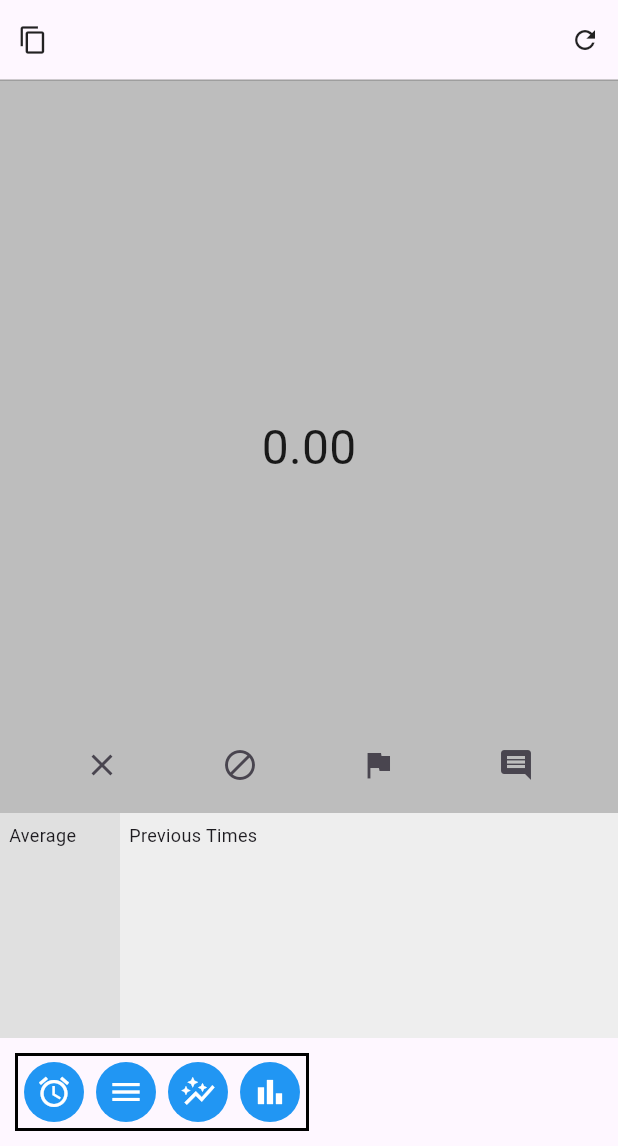
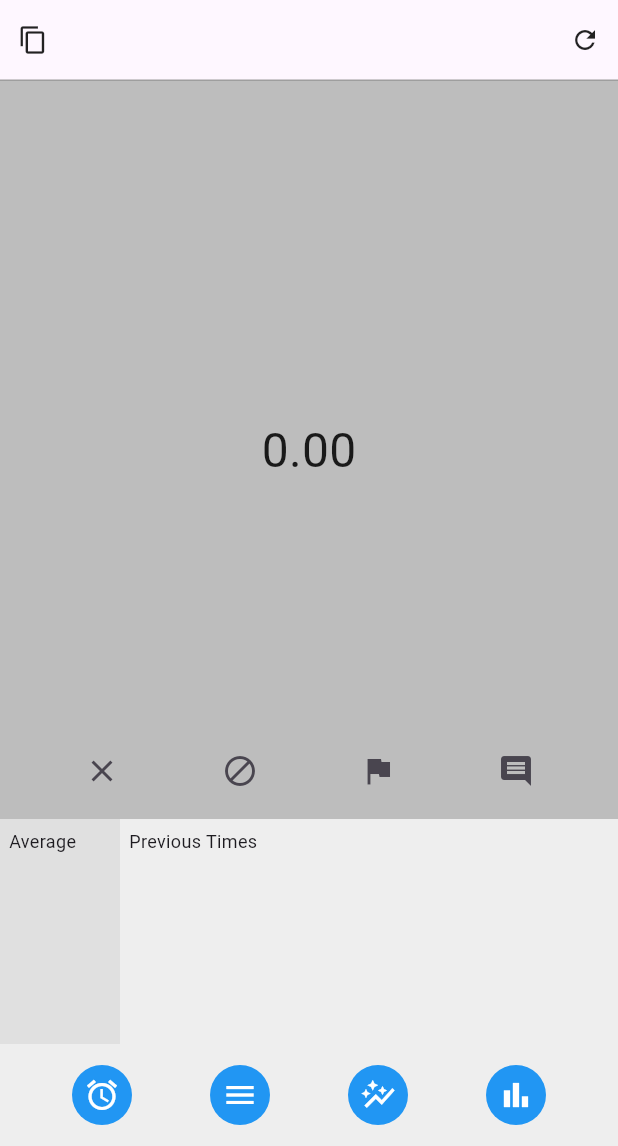
Before and after one commit to j4yu22/sctimer, a Flutter app: the screen it shows after launch, on a phone screen of 412 x 824 dp, the part 90-1236 px from its top. Run offline on Flutter 3.47's test engine with Material 3 defaults, Android fonts, the phone set to English and light mode, and no system bars; our stand-ins replace sqflite, sqflite_common_ffi, syncfusion_flutter_charts; accounts and stored records are empty.

Commit message:
updated the footer so its more spread out

```diff
--- a/lib/footer/footer_ui.dart
+++ b/lib/footer/footer_ui.dart
@@ -5,11 +5,10 @@ class Footer extends StatelessWidget {
 
   @override
   Widget build(BuildContext context) {
-    return Row(
-      children: [
-        Container(
-          decoration: BoxDecoration(border: Border.all(width: 2)),
-          margin: EdgeInsets.all(10),
+    return Container(
+      width: double.infinity,
+      color: Colors.grey[200], // optional: background color
+      padding: const EdgeInsets.symmetric(vertical: 10),
       child: Row(
         mainAxisAlignment: MainAxisAlignment.spaceEvenly,
         children: <Widget>[
@@ -55,8 +54,6 @@ class Footer extends StatelessWidget {
           ),
         ],
       ),
-        ),
-      ],
     );
   }
 }
```
Also changed, not shown: pubspec.lock. Lines whose indentation alone changed are shown as unchanged.
